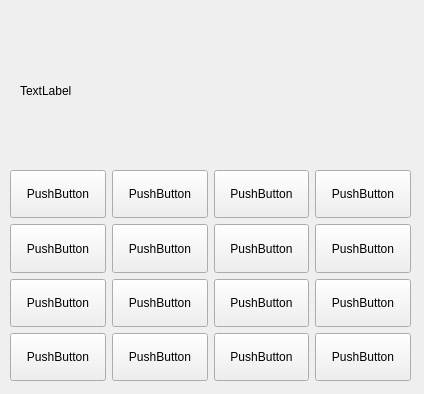
Above: mainwindow.ui from Yanzzp/cpp-tools before the change. Below: the same form after it.
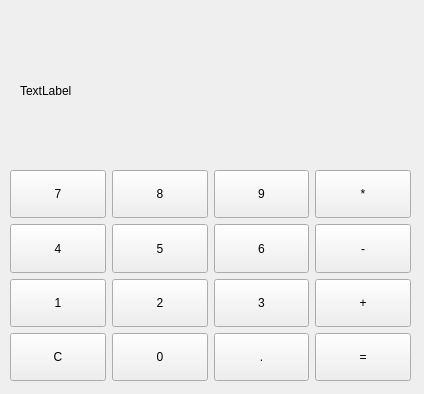
That is the form after the change.

The edit to the form file:
```diff
--- a/mainwindow.ui
+++ b/mainwindow.ui
@@ -26,7 +26,7 @@
     <string>TextLabel</string>
    </property>
   </widget>
-  <widget class="QWidget" name="">
+  <widget class="QWidget" name="layoutWidget">
    <property name="geometry">
     <rect>
      <x>10</x>
@@ -45,7 +45,7 @@
        </sizepolicy>
       </property>
       <property name="text">
-       <string>PushButton</string>
+       <string>7</string>
       </property>
      </widget>
     </item>
@@ -58,7 +58,7 @@
        </sizepolicy>
       </property>
       <property name="text">
-       <string>PushButton</string>
+       <string>8</string>
       </property>
      </widget>
     </item>
@@ -71,7 +71,7 @@
        </sizepolicy>
       </property>
       <property name="text">
-       <string>PushButton</string>
+       <string>9</string>
       </property>
      </widget>
     </item>
@@ -84,7 +84,7 @@
        </sizepolicy>
       </property>
       <property name="text">
-       <string>PushButton</string>
+       <string>*</string>
       </property>
      </widget>
     </item>
@@ -97,7 +97,7 @@
        </sizepolicy>
       </property>
       <property name="text">
-       <string>PushButton</string>
+       <string>4</string>
       </property>
      </widget>
     </item>
@@ -110,7 +110,7 @@
        </sizepolicy>
       </property>
       <property name="text">
-       <string>PushButton</string>
+       <string>5</string>
       </property>
      </widget>
     </item>
@@ -123,7 +123,7 @@
        </sizepolicy>
       </property>
       <property name="text">
-       <string>PushButton</string>
+       <string>6</string>
       </property>
      </widget>
     </item>
@@ -136,7 +136,7 @@
        </sizepolicy>
       </property>
       <property name="text">
-       <string>PushButton</string>
+       <string>-</string>
       </property>
      </widget>
     </item>
@@ -149,7 +149,7 @@
        </sizepolicy>
       </property>
       <property name="text">
-       <string>PushButton</string>
+       <string>1</string>
       </property>
      </widget>
     </item>
@@ -162,7 +162,7 @@
        </sizepolicy>
       </property>
       <property name="text">
-       <string>PushButton</string>
+       <string>2</string>
       </property>
      </widget>
     </item>
@@ -175,7 +175,7 @@
        </sizepolicy>
       </property>
       <property name="text">
-       <string>PushButton</string>
+       <string>3</string>
       </property>
      </widget>
     </item>
@@ -188,7 +188,7 @@
        </sizepolicy>
       </property>
       <property name="text">
-       <string>PushButton</string>
+       <string>+</string>
       </property>
      </widget>
     </item>
@@ -201,7 +201,7 @@
        </sizepolicy>
       </property>
       <property name="text">
-       <string>PushButton</string>
+       <string>C</string>
       </property>
      </widget>
     </item>
@@ -214,7 +214,7 @@
        </sizepolicy>
       </property>
       <property name="text">
-       <string>PushButton</string>
+       <string>0</string>
       </property>
      </widget>
     </item>
@@ -227,7 +227,7 @@
        </sizepolicy>
       </property>
       <property name="text">
-       <string>PushButton</string>
+       <string>.</string>
       </property>
      </widget>
     </item>
@@ -240,7 +240,7 @@
        </sizepolicy>
       </property>
       <property name="text">
-       <string>PushButton</string>
+       <string>=</string>
       </property>
      </widget>
     </item>
```
